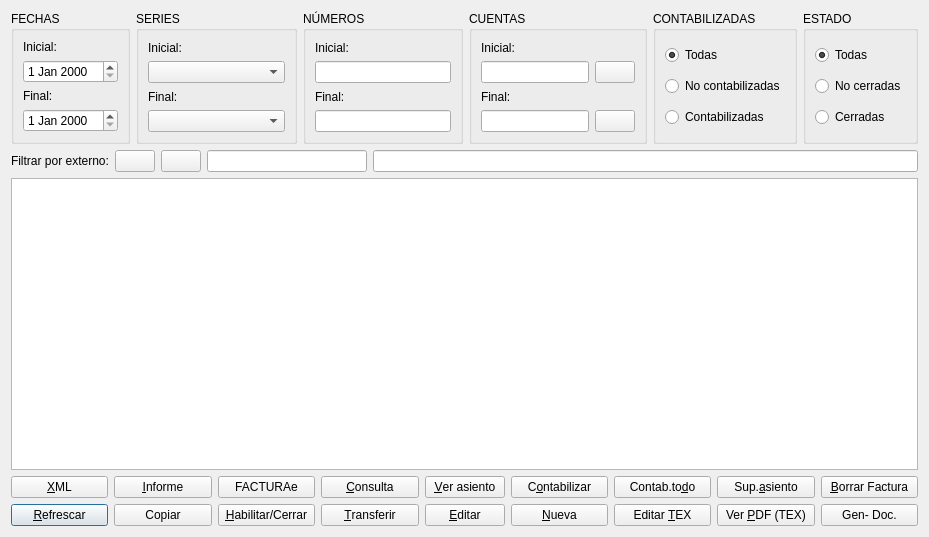
Before: the Qt Designer form factur/facturas.ui in DIBOSAJM/keme, drawn with Qt 5.
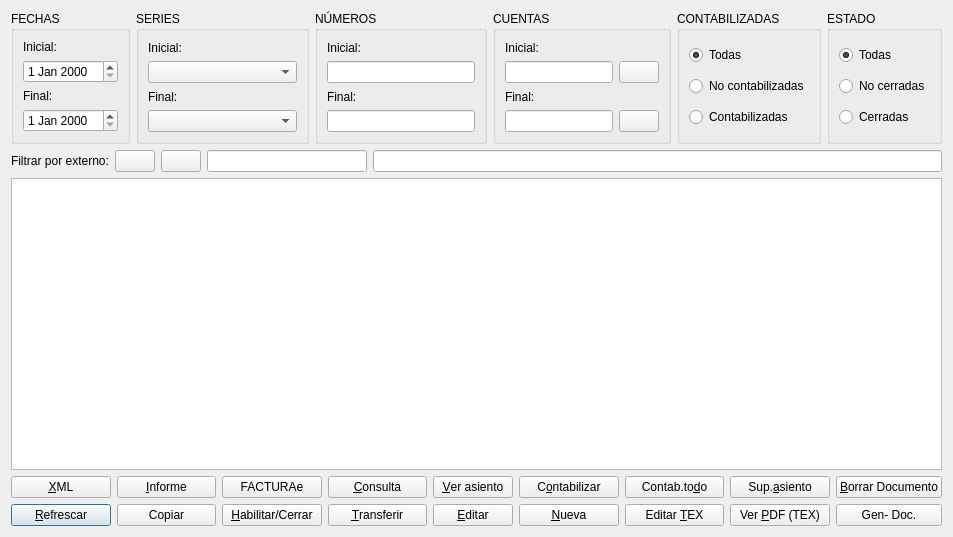
After: the same form once the commit is applied. Icons and pictures are not drawn.

```diff
--- a/factur/facturas.ui
+++ b/factur/facturas.ui
@@ -6,7 +6,7 @@
    <rect>
     <x>0</x>
     <y>0</y>
-    <width>929</width>
+    <width>953</width>
     <height>537</height>
    </rect>
   </property>
@@ -425,7 +425,7 @@
      <item row="0" column="9">
       <widget class="QPushButton" name="borrarpushButton">
        <property name="text">
-        <string>&amp;Borrar Factura</string>
+        <string>&amp;Borrar Documento</string>
        </property>
        <property name="icon">
         <iconset resource="../keme.qrc">
```
